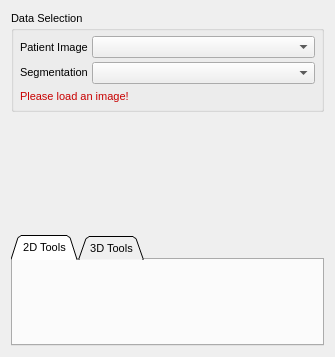
Old version of the form Plugins/org.mitk.gui.qt.multilabelsegmentation/src/internal/QmitkMultiLabelSegmentationControls.ui in the repository MITK/MITK.
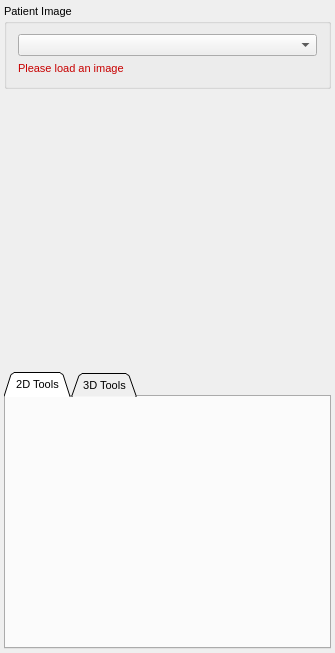
New version of the form. Custom widgets are drawn as their Qt base class.

Commit message: do not remove labels being merged

```diff
--- a/Plugins/org.mitk.gui.qt.multilabelsegmentation/src/internal/QmitkMultiLabelSegmentationControls.ui
+++ b/Plugins/org.mitk.gui.qt.multilabelsegmentation/src/internal/QmitkMultiLabelSegmentationControls.ui
@@ -7,7 +7,7 @@
     <x>0</x>
     <y>0</y>
     <width>335</width>
-    <height>357</height>
+    <height>653</height>
    </rect>
   </property>
   <property name="sizePolicy">
@@ -37,6 +37,12 @@
    <string>QmitkSegmentation</string>
   </property>
   <layout class="QVBoxLayout" name="verticalLayout_4">
+   <property name="spacing">
+    <number>3</number>
+   </property>
+   <property name="margin">
+    <number>4</number>
+   </property>
    <item>
     <widget class="QGroupBox" name="groupBox">
      <property name="sizePolicy">
@@ -46,67 +52,18 @@
       </sizepolicy>
      </property>
      <property name="title">
-      <string>Data Selection</string>
+      <string>Patient Image</string>
      </property>
      <layout class="QVBoxLayout" name="verticalLayout_3">
-      <property name="margin">
-       <number>6</number>
-      </property>
       <item>
-       <layout class="QGridLayout" name="gridLayout_2" columnstretch="0,0">
-        <property name="sizeConstraint">
-         <enum>QLayout::SetMinimumSize</enum>
+       <widget class="QmitkDataStorageComboBox" name="m_cbReferenceNodeSelector">
+        <property name="sizePolicy">
+         <sizepolicy hsizetype="Minimum" vsizetype="Fixed">
+          <horstretch>0</horstretch>
+          <verstretch>0</verstretch>
+         </sizepolicy>
         </property>
-        <property name="spacing">
-         <number>4</number>
-        </property>
-        <item row="0" column="0">
-         <widget class="QLabel" name="lblPatientImage">
-          <property name="sizePolicy">
-           <sizepolicy hsizetype="Maximum" vsizetype="Preferred">
-            <horstretch>0</horstretch>
-            <verstretch>0</verstretch>
-           </sizepolicy>
-          </property>
-          <property name="text">
-           <string>Patient Image</string>
-          </property>
-         </widget>
-        </item>
-        <item row="1" column="0">
-         <widget class="QLabel" name="lblSegmentation">
-          <property name="sizePolicy">
-           <sizepolicy hsizetype="Maximum" vsizetype="Fixed">
-            <horstretch>0</horstretch>
-            <verstretch>0</verstretch>
-           </sizepolicy>
-          </property>
-          <property name="text">
-           <string>Segmentation</string>
-          </property>
-         </widget>
-        </item>
-        <item row="1" column="1">
-         <widget class="QmitkDataStorageComboBox" name="m_cbWorkingNodeSelector">
-          <property name="sizePolicy">
-           <sizepolicy hsizetype="Minimum" vsizetype="Fixed">
-            <horstretch>0</horstretch>
-            <verstretch>0</verstretch>
-           </sizepolicy>
-          </property>
-         </widget>
-        </item>
-        <item row="0" column="1">
-         <widget class="QmitkDataStorageComboBox" name="m_cbReferenceNodeSelector">
-          <property name="sizePolicy">
-           <sizepolicy hsizetype="Minimum" vsizetype="Fixed">
-            <horstretch>0</horstretch>
-            <verstretch>0</verstretch>
-           </sizepolicy>
-          </property>
-         </widget>
-        </item>
-       </layout>
+       </widget>
       </item>
       <item>
        <widget class="QLabel" name="lblSegmentationWarnings">
@@ -214,7 +171,7 @@
          </font>
         </property>
         <property name="text">
-         <string>Please load an image!</string>
+         <string>Please load an image</string>
         </property>
        </widget>
       </item>
```
Left out of the diff: 2 changed lines with no effect on the pictures. The commit also changes 8 other files.
